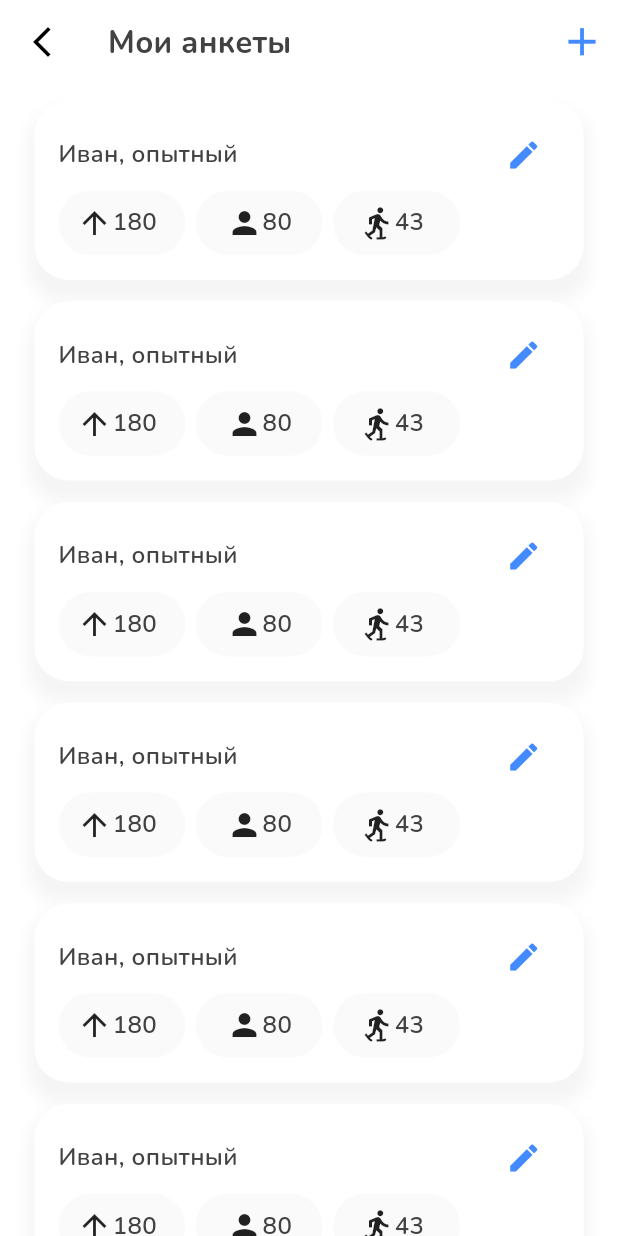
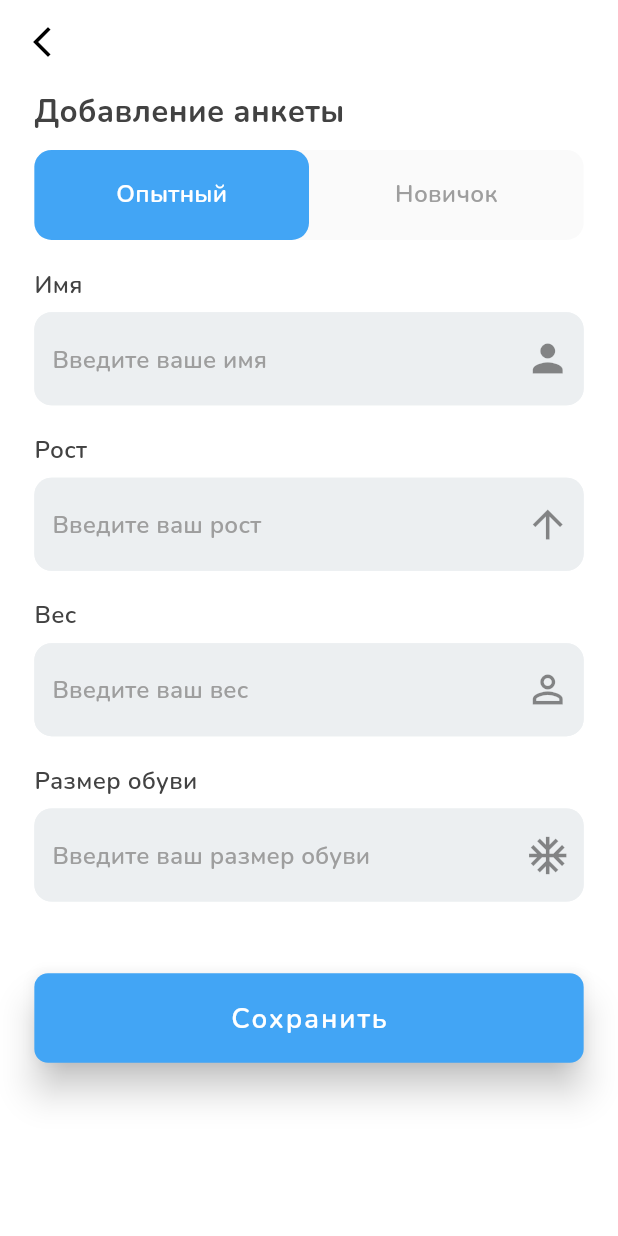
Before and after one commit to RedFox802/Flutter-Ski-Equipment-App, a Flutter app: the QuestionnaireScreen screen opened directly, after a tap on the "add" icon, on a phone screen of 412 x 824 dp. Run offline on Flutter 3.47's test engine with Material 2 defaults, Android fonts, the phone set to English and light mode, and no system bars; our stand-ins replace firebase_auth, firebase_core, flutter_bloc, flutter_screenutil, flutter_svg, fluttertoast and 4 more; missing offline and left inert: easy_autocomplete; accounts and stored records are empty.

Commit message:
дизайн страницы c добавление анкет

```diff
--- a/lib/components/app_blue_button.dart
+++ b/lib/components/app_blue_button.dart
@@ -6,17 +6,22 @@ import 'app_text_styles.dart';
 class AppBlueButton extends StatelessWidget {
   final void Function() onPressed;
   final String text;
+  final double? width;
 
-  const AppBlueButton({Key? key, required this.onPressed, required this.text})
+  const AppBlueButton(
+      {Key? key,
+      required this.onPressed,
+      required this.text,
+      this.width})
       : super(key: key);
 
   @override
   Widget build(BuildContext context) {
     return SizedBox(
       height: 50.h,
-      width: MediaQuery.of(context).size.width-20.w,
+      width: width ?? MediaQuery.of(context).size.width - 20.w,
       child: ElevatedButton(
-        onPressed: onPressed,
+        onPressed:  onPressed,
         style: ButtonStyle(
           backgroundColor:
               MaterialStateProperty.all<Color>(Colors.blue.shade400),
@@ -31,8 +36,7 @@ class AppBlueButton extends StatelessWidget {
         ),
         child: Text(
           text,
-          style:
-              AppTextStyle.nunitoW600S16.copyWith(color: Colors.white),
+          style: AppTextStyle.nunitoW600S16.copyWith(color: Colors.white),
         ),
       ),
     );
--- /dev/null
+++ b/lib/features/questionnaire_adding_page/presentation/components/questionnaire_field.dart
@@ -0,0 +1,51 @@
+import 'package:equipment/components/app_input_borders.dart';
+import 'package:equipment/components/app_text_styles.dart';
+import 'package:flutter/material.dart';
+import 'package:flutter_screenutil/flutter_screenutil.dart';
+
+class QuestionnaireField extends StatelessWidget {
+  final String text;
+  final String hint;
+  final IconData icon;
+  final TextEditingController controller;
+
+  const QuestionnaireField({
+    Key? key,
+    required this.text,
+    required this.hint,
+    required this.icon,
+    required this.controller,
+  }) : super(key: key);
+
+  @override
+  Widget build(BuildContext context) {
+    return Column(
+      crossAxisAlignment: CrossAxisAlignment.start,
+      children: [
+        Padding(
+          padding: EdgeInsets.symmetric(vertical: 6.h),
+          child: Text(text, style: AppTextStyle.nunitoW600S14),
+        ),
+        TextFormField(
+          controller: controller,
+          decoration: InputDecoration(
+              hintText: hint,
+              hintStyle: AppTextStyle.nunitoW600S14
+                  .copyWith(color: Colors.grey.shade500),
+              filled: true,
+              fillColor: Colors.blueGrey.shade50,
+              border: AppInputBorders.supportInputBorder,
+              errorBorder: AppInputBorders.supportInputBorder,
+              disabledBorder: AppInputBorders.supportInputBorder,
+              enabledBorder: AppInputBorders.supportInputBorder,
+              focusedBorder: AppInputBorders.supportInputBorder,
+              focusedErrorBorder: AppInputBorders.supportInputBorder,
+              suffixIcon: Icon(
+                icon,
+                size: 30,
+              )),
+        )
+      ],
+    );
+  }
+}
--- /dev/null
+++ b/lib/features/questionnaire_adding_page/presentation/screens/questionnaire_adding_screen.dart
@@ -0,0 +1,112 @@
+import 'package:equipment/components/app_blue_button.dart';
+import 'package:equipment/components/app_text_styles.dart';
+import 'package:equipment/components/default_app_bar.dart';
+import 'package:flutter/material.dart';
+import 'package:flutter_screenutil/flutter_screenutil.dart';
+
+import '../components/questionnaire_field.dart';
+
+class QuestionnaireAddingScreen extends StatelessWidget {
+  const QuestionnaireAddingScreen({Key? key}) : super(key: key);
+
+  @override
+  Widget build(BuildContext context) {
+    final TextEditingController nameController = TextEditingController();
+    final TextEditingController heightController = TextEditingController();
+    final TextEditingController weightController = TextEditingController();
+    final TextEditingController shoesController = TextEditingController();
+
+    return Scaffold(
+      appBar: const DefaultAppBar(),
+      backgroundColor: Colors.white,
+      body: SafeArea(
+        child: ListView(
+          padding: EdgeInsets.symmetric(horizontal: 20.w),
+          children: [
+            Text(
+              'Добавление анкеты',
+              style: AppTextStyle.nunitoW700S18,
+            ),
+            SizedBox(height: 10.h),
+            Container(
+              decoration: BoxDecoration(
+                borderRadius: BorderRadius.circular(10.r),
+                color: Colors.grey.shade50,
+              ),
+              child: Row(
+                mainAxisAlignment: MainAxisAlignment.center,
+                children: [
+                  Container(
+                    decoration: BoxDecoration(
+                      borderRadius: BorderRadius.circular(10.r),
+                      color: Colors.blue.shade400,
+                    ),
+                    height: 60,
+                    width: MediaQuery.of(context).size.width / 2 - 20.w,
+                    child: Center(
+                      child: GestureDetector(
+                        child: Text(
+                          'Опытный',
+                          style: AppTextStyle.nunitoW600S14
+                              .copyWith(color: Colors.white),
+                        ),
+                      ),
+                    ),
+                  ),
+                  Container(
+                    decoration: BoxDecoration(
+                      borderRadius: BorderRadius.circular(10.r),
+                    ),
+                    height: 60,
+                    width: MediaQuery.of(context).size.width / 2 - 20.w,
+                    child: Center(
+                      child: GestureDetector(
+                        child: Text(
+                          'Новичок',
+                          style: AppTextStyle.nunitoW600S14
+                              .copyWith(color: Colors.grey.shade500),
+                        ),
+                      ),
+                    ),
+                  ),
+                ],
+              ),
+            ),
+            Padding(
+              padding: EdgeInsets.symmetric(vertical: 10.h),
+              child: QuestionnaireField(
+                icon: Icons.person_sharp,
+                text: 'Имя',
+                controller: nameController,
+                hint: 'Введите ваше имя',
+              ),
+            ),
+            QuestionnaireField(
+              icon: Icons.arrow_upward,
+              text: 'Рост',
+              controller: heightController,
+              hint: 'Введите ваш рост',
+            ),
+            Padding(
+              padding: EdgeInsets.symmetric(vertical: 10.h),
+              child: QuestionnaireField(
+                icon: Icons.person_outline_outlined,
+                text: 'Вес',
+                controller: weightController,
+                hint: 'Введите ваш вес',
+              ),
+            ),
+            QuestionnaireField(
+              icon: Icons.ac_unit_outlined,
+              text: 'Размер обуви',
+              controller: shoesController,
+              hint: 'Введите ваш размер обуви',
+            ),
+            SizedBox(height: 40.h),
+            AppBlueButton(onPressed: () {}, text: 'Сохранить'),
+          ],
+        ),
+      ),
+    );
+  }
+}
--- a/lib/features/questionnaire_page/presentation/screen/questionnaire_screen.dart
+++ b/lib/features/questionnaire_page/presentation/screen/questionnaire_screen.dart
@@ -2,6 +2,7 @@ import 'package:flutter/material.dart';
 import 'package:flutter_screenutil/flutter_screenutil.dart';
 
 import '../../../../components/default_app_bar.dart';
+import '../../../questionnaire_adding_page/presentation/screens/questionnaire_adding_screen.dart';
 import '../components/questionnaire_container.dart';
 
 class QuestionnaireScreen extends StatelessWidget {
@@ -20,7 +21,14 @@ class QuestionnaireScreen extends StatelessWidget {
             color: Colors.blueAccent,
             size: 26.h,
           ),
-          onPressed: () {},
+          onPressed: () {
+            Navigator.push(
+              context,
+              MaterialPageRoute(
+                builder: ((_) => const QuestionnaireAddingScreen()),
+              ),
+            );
+          },
         ),
       ),
       body: ListView(
```
